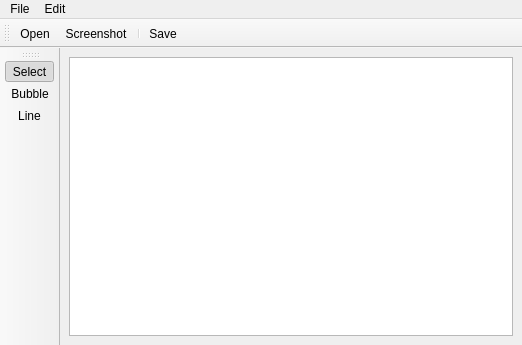
Qt form mainwindow.ui (agateau/annot8) before a commit.
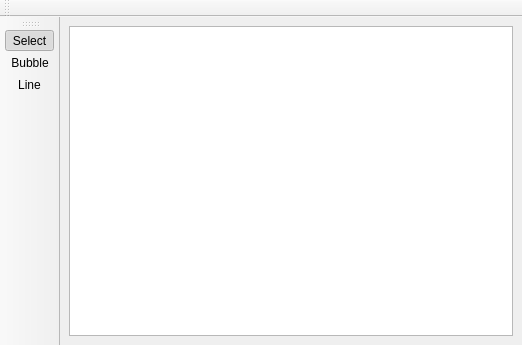
The same form after that commit.

Commit message: Use KActions

```diff
--- a/mainwindow.ui
+++ b/mainwindow.ui
@@ -42,73 +42,16 @@
    <property name="windowTitle">
     <string>toolBar_2</string>
    </property>
+   <property name="toolButtonStyle">
+    <enum>Qt::ToolButtonTextBesideIcon</enum>
+   </property>
    <attribute name="toolBarArea">
     <enum>TopToolBarArea</enum>
    </attribute>
    <attribute name="toolBarBreak">
     <bool>false</bool>
    </attribute>
-   <addaction name="actionOpen"/>
-   <addaction name="actionScreenshot"/>
-   <addaction name="separator"/>
-   <addaction name="actionSave"/>
   </widget>
-  <widget class="QMenuBar" name="menuBar">
-   <property name="geometry">
-    <rect>
-     <x>0</x>
-     <y>0</y>
-     <width>522</width>
-     <height>23</height>
-    </rect>
-   </property>
-   <widget class="QMenu" name="menuFile">
-    <property name="title">
-     <string>File</string>
-    </property>
-    <addaction name="actionOpen"/>
-    <addaction name="actionScreenshot"/>
-    <addaction name="separator"/>
-    <addaction name="actionSave"/>
-   </widget>
-   <widget class="QMenu" name="menuEdit">
-    <property name="title">
-     <string>Edit</string>
-    </property>
-    <addaction name="actionDelete"/>
-   </widget>
-   <addaction name="menuFile"/>
-   <addaction name="menuEdit"/>
-  </widget>
-  <action name="actionOpen">
-   <property name="text">
-    <string>Open</string>
-   </property>
-   <property name="shortcut">
-    <string>Ctrl+O</string>
-   </property>
-  </action>
-  <action name="actionSave">
-   <property name="text">
-    <string>Save</string>
-   </property>
-   <property name="shortcut">
-    <string>Ctrl+S</string>
-   </property>
-  </action>
-  <action name="actionScreenshot">
-   <property name="text">
-    <string>Screenshot</string>
-   </property>
-  </action>
-  <action name="actionDelete">
-   <property name="text">
-    <string>Delete</string>
-   </property>
-   <property name="shortcut">
-    <string>Del</string>
-   </property>
-  </action>
   <action name="actionLine">
    <property name="checkable">
     <bool>true</bool>
```
The commit also changes 1 other file.
